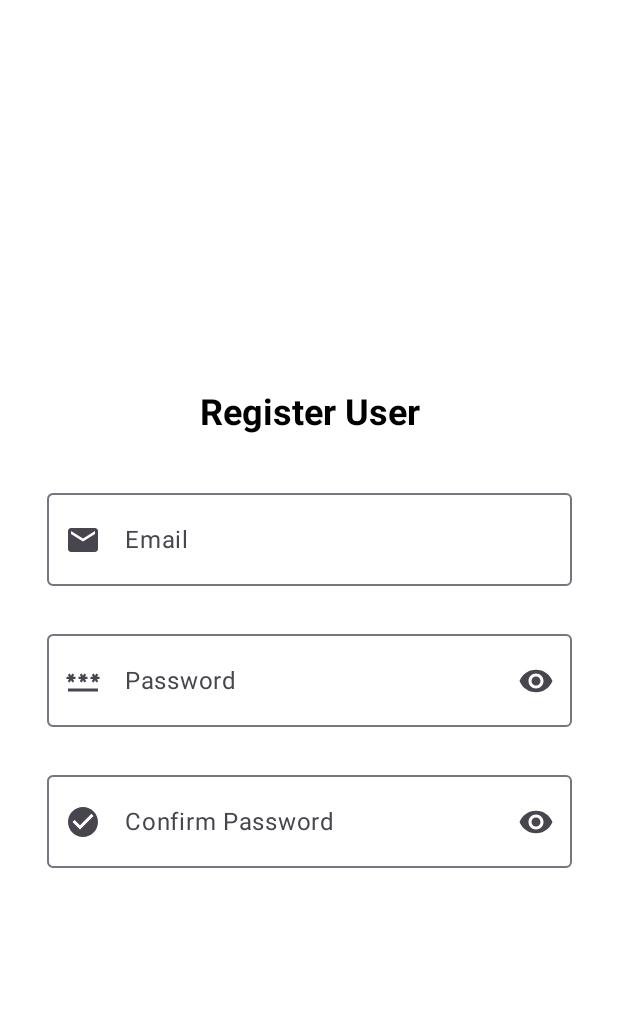
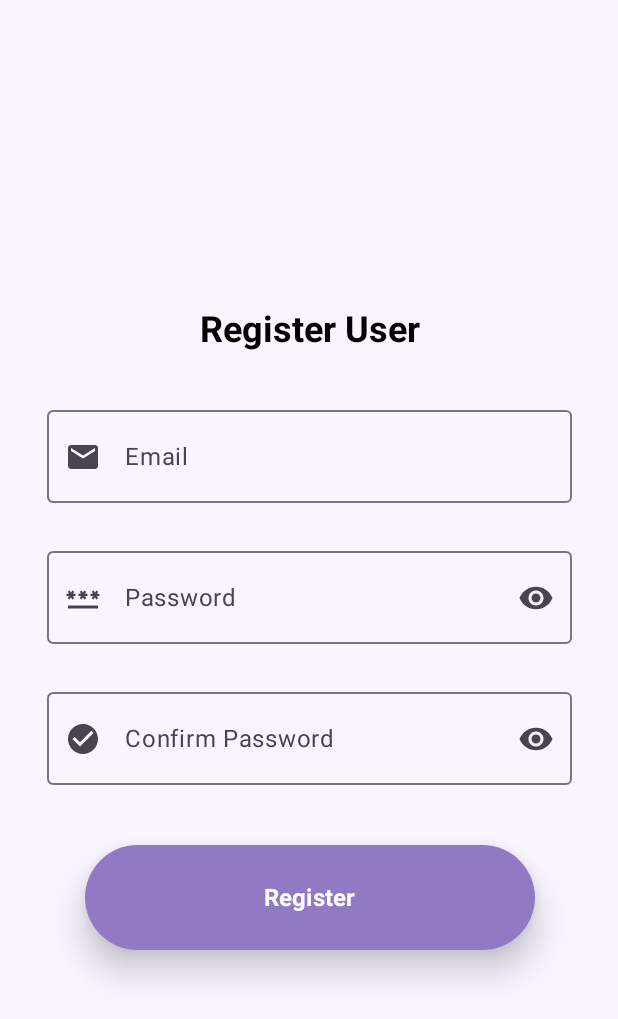
Before and after one commit to Arnold-18-CS/SoulSync, an Android app built with Jetpack Compose: the @Preview function RegisterUser, on a phone screen of 412 x 824 dp. Shown: the top 1019 px of the screen. Run offline under Robolectric (Android 15) with nearby library versions, the phone set to English and light mode, and no system bars.

Commit message:
Added button ui and characteristic

```diff
--- a/app/src/main/java/com/example/soulsync/auth/RegisterScreen.kt
+++ b/app/src/main/java/com/example/soulsync/auth/RegisterScreen.kt
@@ -1,5 +1,6 @@
 package com.example.soulsync.auth
 
+import androidx.compose.foundation.background
 import androidx.compose.foundation.clickable
 import androidx.compose.foundation.layout.Box
 import androidx.compose.foundation.layout.Column
@@ -13,7 +14,11 @@ import androidx.compose.material.icons.filled.Email
 import androidx.compose.material.icons.filled.Password
 import androidx.compose.material.icons.filled.Visibility
 import androidx.compose.material.icons.filled.VisibilityOff
+import androidx.compose.material3.ButtonColors
+import androidx.compose.material3.ButtonDefaults
+import androidx.compose.material3.ElevatedButton
 import androidx.compose.material3.Icon
+import androidx.compose.material3.MaterialTheme
 import androidx.compose.material3.OutlinedTextField
 import androidx.compose.material3.Text
 import androidx.compose.runtime.Composable
@@ -23,6 +28,7 @@ import androidx.compose.runtime.remember
 import androidx.compose.runtime.setValue
 import androidx.compose.ui.Alignment
 import androidx.compose.ui.Modifier
+import androidx.compose.ui.graphics.Color
 import androidx.compose.ui.text.font.Font
 import androidx.compose.ui.text.font.FontFamily
 import androidx.compose.ui.text.font.FontWeight
@@ -45,7 +51,9 @@ fun RegisterUser(){
 
     Box(
         contentAlignment = Alignment.Center,
-        modifier = Modifier.fillMaxSize()
+        modifier = Modifier
+            .fillMaxSize()
+            .background(Color(0xFFF9F4FF))
     ){
         Column(
             horizontalAlignment = Alignment.CenterHorizontally
@@ -136,9 +144,32 @@ fun RegisterUser(){
                 }else{
                     PasswordVisualTransformation()
                 },
-
                 modifier = Modifier.size(width = 350.dp, height = 70.dp)
             )
+
+            Spacer(modifier = Modifier.padding(20.dp))
+
+            ElevatedButton(
+                onClick = { /*TODO*/ },
+                colors = ButtonColors(
+                    containerColor = Color(0xFF9279C4),
+                    contentColor = Color.White,
+                    disabledContainerColor = Color.LightGray,
+                    disabledContentColor = Color.Black
+                ),
+                elevation = ButtonDefaults.elevatedButtonElevation(
+                    defaultElevation = 13.dp,
+                    pressedElevation = 3.dp,
+                    disabledElevation = 0.dp
+                ),
+                modifier = Modifier.size(width = 300.dp, height = 70.dp)
+            ){
+                Text(
+                    text = "Register",
+                    fontSize = 16.sp,
+                    fontWeight = FontWeight.Bold
+                )
+            }
 
 
         }
```
Also changed, not shown: app/src/main/java/com/example/soulsync/auth/LoginScreen.kt (+33 -1 lines).
